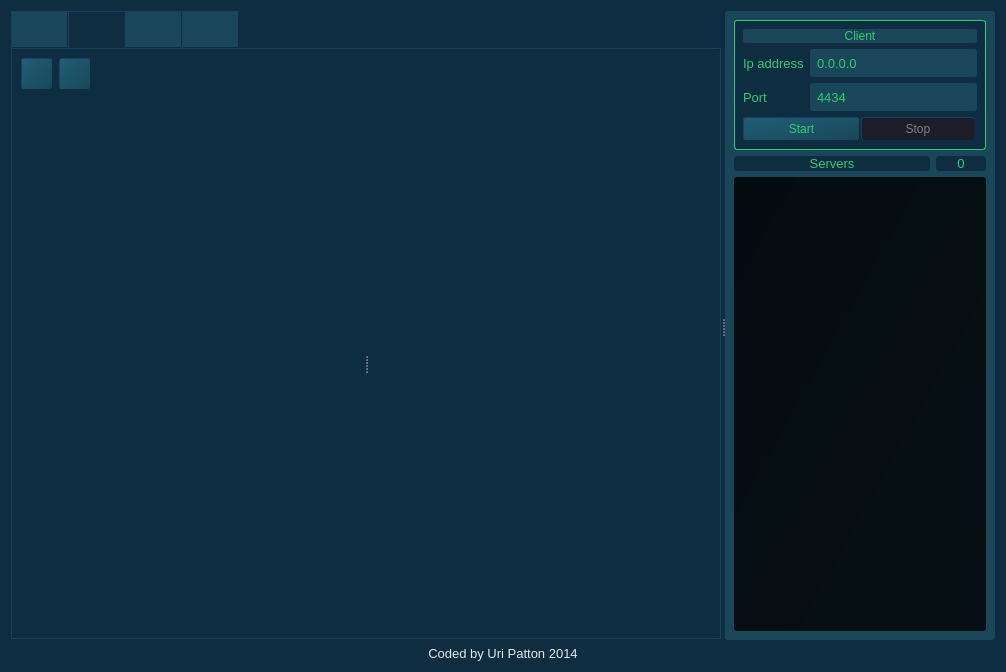
Old version of the form SOURCE/GUI.ui in the repository pavliqs/Mirakuru.
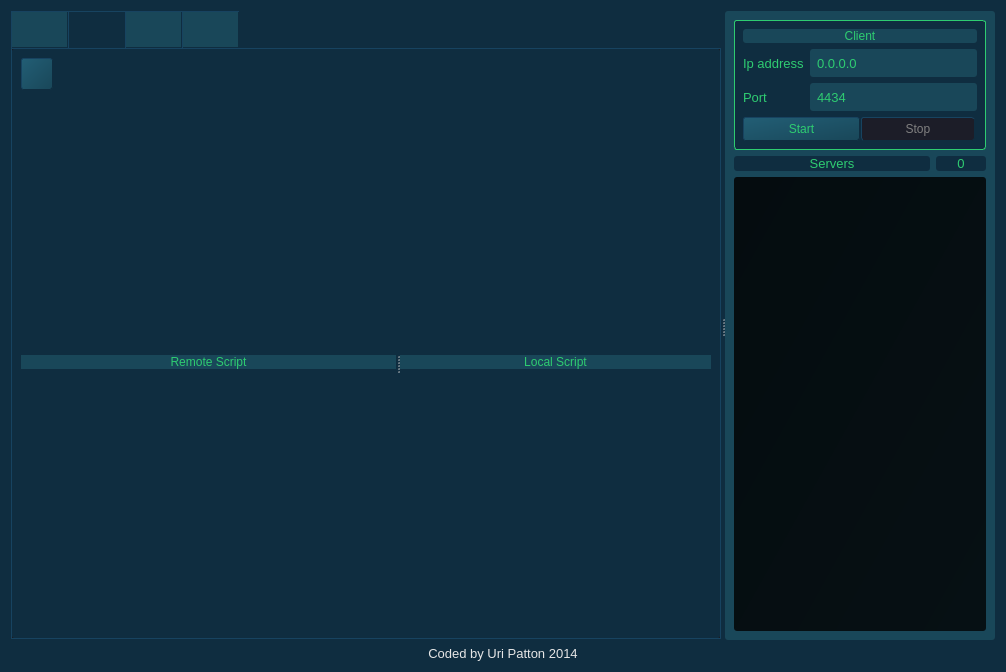
New version of the form. The open tabs and pages were chosen to show the change. Icons and pictures are not drawn.

Commit message: Python tab gui update

```diff
--- a/SOURCE/GUI.ui
+++ b/SOURCE/GUI.ui
@@ -249,19 +249,6 @@
           <string/>
          </attribute>
          <layout class="QGridLayout" name="gridLayout_2">
-          <item row="1" column="0">
-           <widget class="QSplitter" name="splitter">
-            <property name="orientation">
-             <enum>Qt::Horizontal</enum>
-            </property>
-            <widget class="QWidget" name="verticalLayoutWidget">
-             <layout class="QVBoxLayout" name="LeditorLayout"/>
-            </widget>
-            <widget class="QWidget" name="">
-             <layout class="QVBoxLayout" name="ReditorLayout"/>
-            </widget>
-           </widget>
-          </item>
           <item row="0" column="0">
            <layout class="QHBoxLayout" name="horizontalLayout_3">
             <item>
@@ -309,54 +296,6 @@
               </property>
              </widget>
             </item>
-            <item>
-             <widget class="QPushButton" name="clearoutputButton">
-              <property name="minimumSize">
-               <size>
-                <width>32</width>
-                <height>32</height>
-               </size>
-              </property>
-              <property name="maximumSize">
-               <size>
-                <width>32</width>
-                <height>32</height>
-               </size>
-              </property>
-              <property name="toolTip">
-               <string>Clear output</string>
-              </property>
-              <property name="styleSheet">
-               <string notr="true">QPushButton#clearoutputButton {
-            background: #194759;
-            border: 1px outset;
-            border-color: #0F2D40;
-            text-decoration: none;
-            background-color: qlineargradient(spread:pad, x1:1, y1:1, x2:0, y2:0, stop:0 #194759, stop:1 #225E75);
-            }
-
-QPushButton#clearoutputButton:pressed {
-            background: #194759;
-            border: 1px outset;
-            border-color: #0F2D40;
-            background-color: qlineargradient(spread:pad, x1:1, y1:1, x2:0, y2:0, stop:0 #112F3B, stop:1 #1B4C5E);
-            }</string>
-              </property>
-              <property name="text">
-               <string/>
-              </property>
-              <property name="icon">
-               <iconset resource="RESOURCE.qrc">
-                <normaloff>:/img/assets/clear.png</normaloff>:/img/assets/clear.png</iconset>
-              </property>
-              <property name="iconSize">
-               <size>
-                <width>20</width>
-                <height>20</height>
-               </size>
-              </property>
-             </widget>
-            </item>
             <item>
              <spacer name="horizontalSpacer_2">
               <property name="orientation">
@@ -372,6 +311,85 @@
             </item>
            </layout>
           </item>
+          <item row="1" column="0">
+           <widget class="QSplitter" name="splitter">
+            <property name="orientation">
+             <enum>Qt::Horizontal</enum>
+            </property>
+            <widget class="QWidget" name="">
+             <layout class="QVBoxLayout" name="verticalLayout">
+              <item>
+               <widget class="QLabel" name="remoteScriptLabel">
+                <property name="minimumSize">
+                 <size>
+                  <width>0</width>
+                  <height>14</height>
+                 </size>
+                </property>
+                <property name="maximumSize">
+                 <size>
+                  <width>16777215</width>
+                  <height>14</height>
+                 </size>
+                </property>
+                <property name="styleSheet">
+                 <string notr="true">background-color:#194759;
+border-radius: none;</string>
+                </property>
+                <property name="text">
+                 <string>Remote Script</string>
+                </property>
+                <property name="textFormat">
+                 <enum>Qt::AutoText</enum>
+                </property>
+                <property name="alignment">
+                 <set>Qt::AlignCenter</set>
+                </property>
+               </widget>
+              </item>
+              <item>
+               <layout class="QVBoxLayout" name="LeditorLayout"/>
+              </item>
+             </layout>
+            </widget>
+            <widget class="QWidget" name="">
+             <layout class="QVBoxLayout" name="verticalLayout_2">
+              <item>
+               <widget class="QLabel" name="localScriptLabel">
+                <property name="minimumSize">
+                 <size>
+                  <width>0</width>
+                  <height>14</height>
+                 </size>
+                </property>
+                <property name="maximumSize">
+                 <size>
+                  <width>16777215</width>
+                  <height>14</height>
+                 </size>
+                </property>
+                <property name="styleSheet">
+                 <string notr="true">background-color:#194759;
+border-radius: none;</string>
+                </property>
+                <property name="text">
+                 <string>Local Script</string>
+                </property>
+                <property name="textFormat">
+                 <enum>Qt::AutoText</enum>
+                </property>
+                <property name="alignment">
+                 <set>Qt::AlignCenter</set>
+                </property>
+               </widget>
+              </item>
+              <item>
+               <layout class="QVBoxLayout" name="ReditorLayout"/>
+              </item>
+             </layout>
+            </widget>
+           </widget>
+          </item>
          </layout>
         </widget>
         <widget class="QWidget" name="explorerTab">
```
The commit also changes 1 other file.
